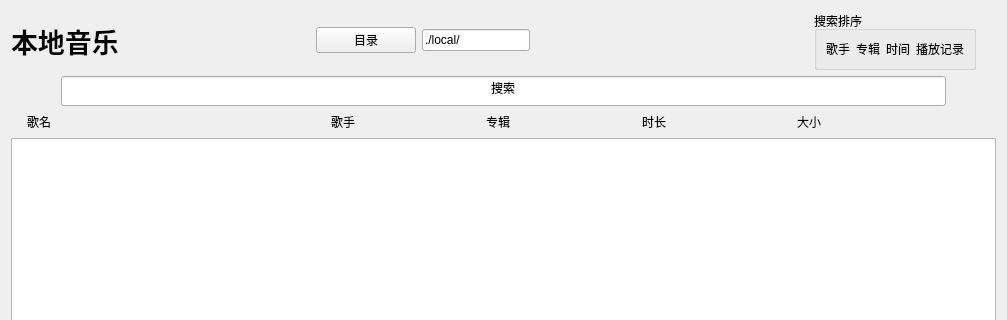
The window that src/view/localmusicview.ui (zhichao10086/MusicPlayer) describes before a commit, drawn with Qt 5; both pictures show x 0 to 1007 and y 0 to 320 of the 1007 by 638 pixel window.
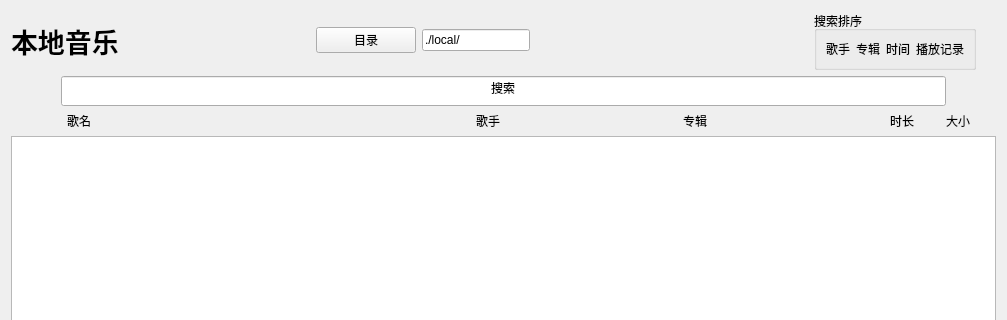
The same window after the commit.

The edit to the form file:
```diff
--- a/src/view/localmusicview.ui
+++ b/src/view/localmusicview.ui
@@ -162,7 +162,7 @@
      <item>
       <layout class="QHBoxLayout" name="horizontalLayout_6" stretch="1,4,2,2,2,2">
        <property name="rightMargin">
-        <number>50</number>
+        <number>0</number>
        </property>
        <item>
         <layout class="QHBoxLayout" name="horizontalLayout_13">
@@ -176,8 +176,8 @@
            </property>
            <property name="minimumSize">
             <size>
-             <width>10</width>
-             <height>20</height>
+             <width>50</width>
+             <height>0</height>
             </size>
            </property>
            <property name="text">
@@ -191,6 +191,18 @@
         <layout class="QHBoxLayout" name="horizontalLayout_11">
          <item>
           <widget class="QLabel" name="label_4">
+           <property name="sizePolicy">
+            <sizepolicy hsizetype="Preferred" vsizetype="Preferred">
+             <horstretch>0</horstretch>
+             <verstretch>0</verstretch>
+            </sizepolicy>
+           </property>
+           <property name="minimumSize">
+            <size>
+             <width>250</width>
+             <height>0</height>
+            </size>
+           </property>
            <property name="text">
             <string>歌名</string>
            </property>
@@ -202,6 +214,18 @@
         <layout class="QHBoxLayout" name="horizontalLayout_9">
          <item>
           <widget class="QLabel" name="label_3">
+           <property name="sizePolicy">
+            <sizepolicy hsizetype="Preferred" vsizetype="Preferred">
+             <horstretch>0</horstretch>
+             <verstretch>0</verstretch>
+            </sizepolicy>
+           </property>
+           <property name="minimumSize">
+            <size>
+             <width>140</width>
+             <height>0</height>
+            </size>
+           </property>
            <property name="text">
             <string>歌手</string>
            </property>
@@ -213,6 +237,18 @@
         <layout class="QHBoxLayout" name="horizontalLayout_7">
          <item>
           <widget class="QLabel" name="label_2">
+           <property name="sizePolicy">
+            <sizepolicy hsizetype="Preferred" vsizetype="Preferred">
+             <horstretch>0</horstretch>
+             <verstretch>0</verstretch>
+            </sizepolicy>
+           </property>
+           <property name="minimumSize">
+            <size>
+             <width>0</width>
+             <height>0</height>
+            </size>
+           </property>
            <property name="text">
             <string>专辑</string>
            </property>
@@ -224,6 +260,18 @@
         <layout class="QHBoxLayout" name="horizontalLayout_14">
          <item>
           <widget class="QLabel" name="label_6">
+           <property name="sizePolicy">
+            <sizepolicy hsizetype="Fixed" vsizetype="Preferred">
+             <horstretch>0</horstretch>
+             <verstretch>0</verstretch>
+            </sizepolicy>
+           </property>
+           <property name="minimumSize">
+            <size>
+             <width>50</width>
+             <height>0</height>
+            </size>
+           </property>
            <property name="text">
             <string>时长</string>
            </property>
@@ -235,6 +283,18 @@
         <layout class="QHBoxLayout" name="horizontalLayout_15">
          <item>
           <widget class="QLabel" name="label_7">
+           <property name="sizePolicy">
+            <sizepolicy hsizetype="Fixed" vsizetype="Preferred">
+             <horstretch>0</horstretch>
+             <verstretch>0</verstretch>
+            </sizepolicy>
+           </property>
+           <property name="minimumSize">
+            <size>
+             <width>50</width>
+             <height>0</height>
+            </size>
+           </property>
            <property name="text">
             <string>大小</string>
            </property>
```
